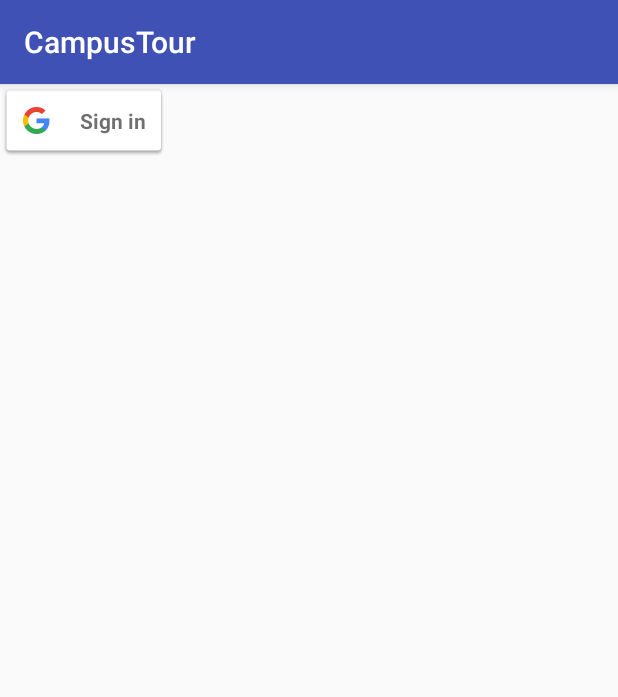
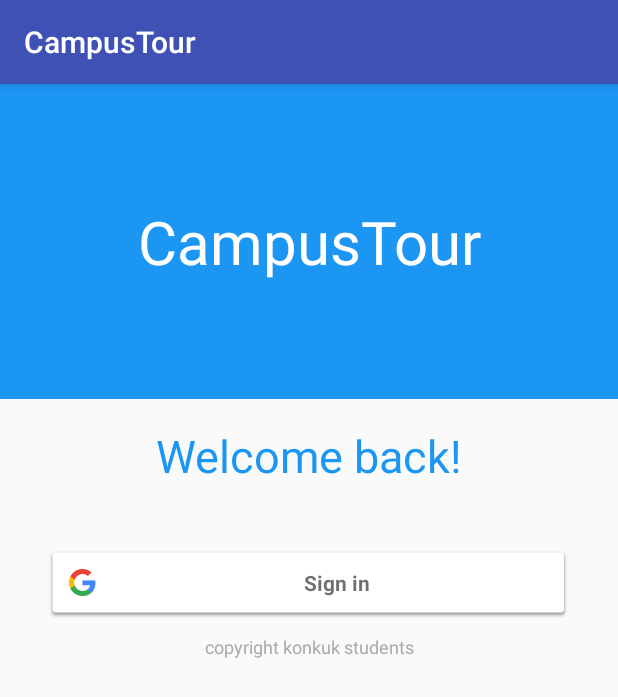
Before and after one commit to tedKim5178/CampusTour, an Android app: the screen it shows after launch (MainActivity), on a phone screen of 412 x 824 dp. Shown: the top 697 px of the screen. Run offline under Robolectric (Android 15) with nearby library versions, the phone set to English and light mode, and no system bars; our stand-ins replace ButterKnife, Firebase (no records; nobody signed in at launch, a user with empty details on screens opened directly).

Commit message:
1. Login Screen modified (Extra working needed) 2. Setting Screen modified (Extra working needed) 3. TourList Screen working on.

```diff
--- a/app/src/main/java/com/mac/mk/campustour/activity/MainActivity.java
+++ b/app/src/main/java/com/mac/mk/campustour/activity/MainActivity.java
@@ -144,8 +144,6 @@ public class MainActivity extends AppCompatActivity
                     Intent intent = new Intent(getApplicationContext(), SettingsActivity.class);
                     startActivity(intent);
                 }
-                Toast.makeText(getApplicationContext(), account.getEmail(),
-                        Toast.LENGTH_SHORT).show();
             }
         });
     }
--- a/app/src/main/java/com/mac/mk/campustour/activity/maketour/MakeTourActivity.java
+++ b/app/src/main/java/com/mac/mk/campustour/activity/maketour/MakeTourActivity.java
@@ -61,10 +61,10 @@ public class MakeTourActivity extends AppCompatActivity implements MapView.POIIt
     private final static int MOVE_TO_MAP_ACTIVITY = 9001;
 
     // View Injection
+    @Bind(R.id.writer_et)
+    EditText writer_et;
     @Bind(R.id.name_et)
     EditText name_et;
-    @Bind(R.id.title_et)
-    EditText title_et;
     @Bind(R.id.sName_auto_et)
     AutoCompleteTextView sName_auto_et;
     @Bind(R.id.capacity_et)
@@ -159,7 +159,9 @@ public class MakeTourActivity extends AppCompatActivity implements MapView.POIIt
     }
 
     public void SettingTourInformation(){
+
         this.tour.settName(name_et.getText().toString());
+        this.tour.settWriter(writer_et.getText().toString());
         this.tour.settSchoolName(sName_auto_et.getText().toString());
         this.tour.setCapacity(Integer.parseInt(capacity_et.getText().toString()));
         this.tour.settSpecification(specification_et.getText().toString());
--- a/app/src/main/res/layout/activity_main.xml
+++ b/app/src/main/res/layout/activity_main.xml
@@ -1,14 +1,44 @@
 <?xml version="1.0" encoding="utf-8"?>
-<android.support.constraint.ConstraintLayout xmlns:android="http://schemas.android.com/apk/res/android"
+<LinearLayout xmlns:android="http://schemas.android.com/apk/res/android"
     xmlns:app="http://schemas.android.com/apk/res-auto"
     xmlns:tools="http://schemas.android.com/tools"
     android:layout_width="match_parent"
     android:layout_height="match_parent"
+    android:orientation="vertical"
     tools:context="com.mac.mk.campustour.activity.MainActivity">
+
+    <TextView
+        android:gravity="center"
+        android:textSize="40dp"
+        android:textColor="#fff"
+        android:text="CampusTour"
+        android:background="#1B97F3"
+        android:layout_width="match_parent"
+        android:layout_height="210dp" />
+    <TextView
+        android:paddingBottom="40dp"
+        android:paddingTop="17dp"
+        android:gravity="center"
+        android:text="Welcome back!"
+        android:textColor="#1B97F3"
+        android:textSize="30dp"
+        android:layout_width="match_parent"
+        android:layout_height="wrap_content" />
 
     <com.google.android.gms.common.SignInButton
         android:id="@+id/sign_in_button"
-        android:layout_width="wrap_content"
+        android:layout_gravity="center"
+        android:layout_width="350dp"
         android:layout_height="wrap_content" />
 
-</android.support.constraint.ConstraintLayout>
+
+    <TextView
+        android:textSize="12dp"
+        android:textColor="#aaa"
+        android:gravity="center"
+        android:layout_marginTop="10dp"
+        android:text="copyright konkuk students"
+        android:layout_width="match_parent"
+        android:layout_height="wrap_content" />
+
+</LinearLayout>
--- a/app/src/main/res/layout/activity_maketour.xml
+++ b/app/src/main/res/layout/activity_maketour.xml
@@ -22,7 +22,7 @@
                     android:layout_height="wrap_content" />
 
                 <EditText
-                    android:id="@+id/name_et"
+                    android:id="@+id/writer_et"
                     android:hint="이름을 입력하세요"
                     android:layout_width="wrap_content"
                     android:layout_height="wrap_content" />
@@ -38,7 +38,7 @@
                     android:layout_height="wrap_content" />
 
                 <EditText
-                    android:id="@+id/title_et"
+                    android:id="@+id/name_et"
                     android:hint="제목을 입력하세요"
                     android:layout_width="wrap_content"
                     android:layout_height="wrap_content" />
```
Also changed, not shown: app/src/main/java/com/mac/mk/campustour/activity/SettingsActivity.java (+17 -13 lines), app/src/main/java/com/mac/mk/campustour/activity/data/User.java (+29 -4 lines), app/src/main/java/com/mac/mk/campustour/activity/tour/adapter/TourAdapter.java (+18 -10 lines), app/src/main/res/layout/activity_settings.xml (+1 -8 lines), app/src/main/res/layout/tour_row.xml (+55 -14 lines).
